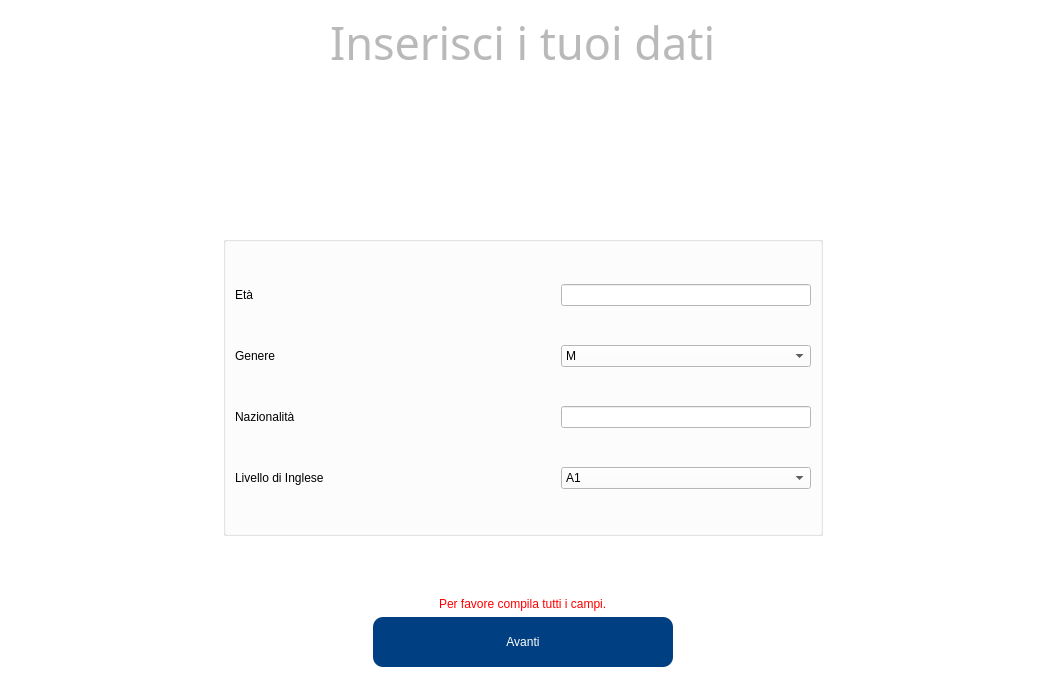
Old version of the form GUI/qtdesigner/DataCollectionPage.ui in the repository cosfederico/Interfaccia-Tesi.
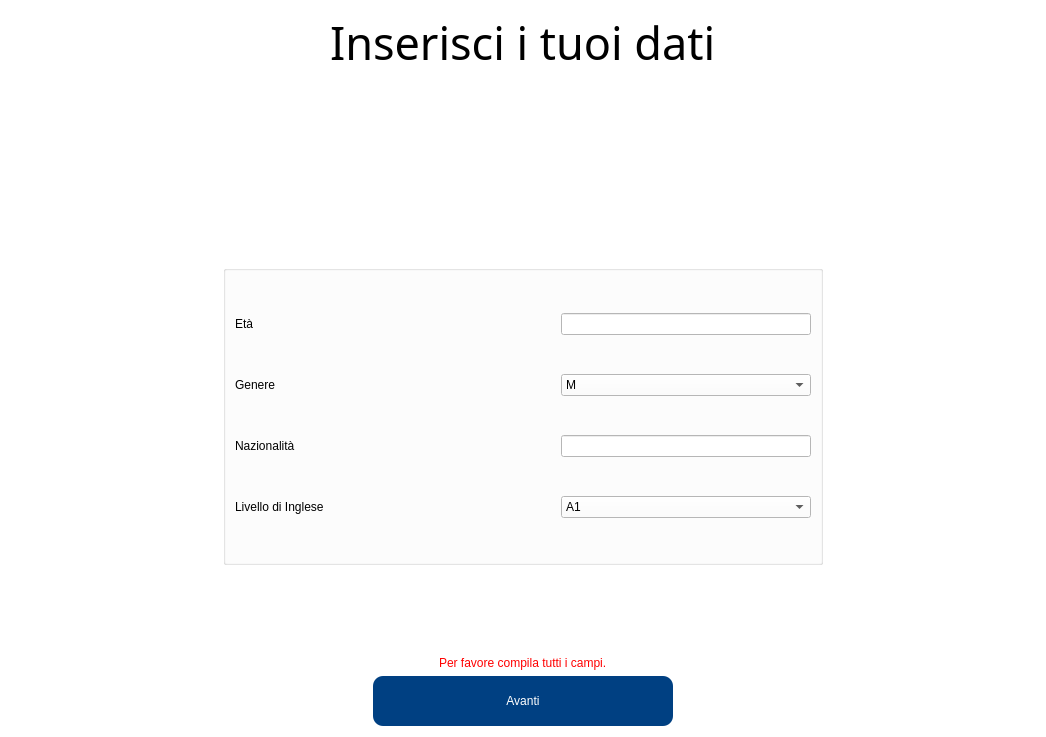
New version of the form.

Diff of the .ui file:
```diff
--- a/GUI/qtdesigner/DataCollectionPage.ui
+++ b/GUI/qtdesigner/DataCollectionPage.ui
@@ -7,7 +7,7 @@
     <x>0</x>
     <y>0</y>
     <width>1046</width>
-    <height>678</height>
+    <height>737</height>
    </rect>
   </property>
   <property name="windowTitle">
@@ -36,7 +36,6 @@
      </property>
      <property name="styleSheet">
       <string notr="true">font: 34pt &quot;Rubik Light&quot;;
-color: rgb(185,185,185);
 background-color: rgba(255, 255, 255, 0);</string>
      </property>
      <property name="text">
```
